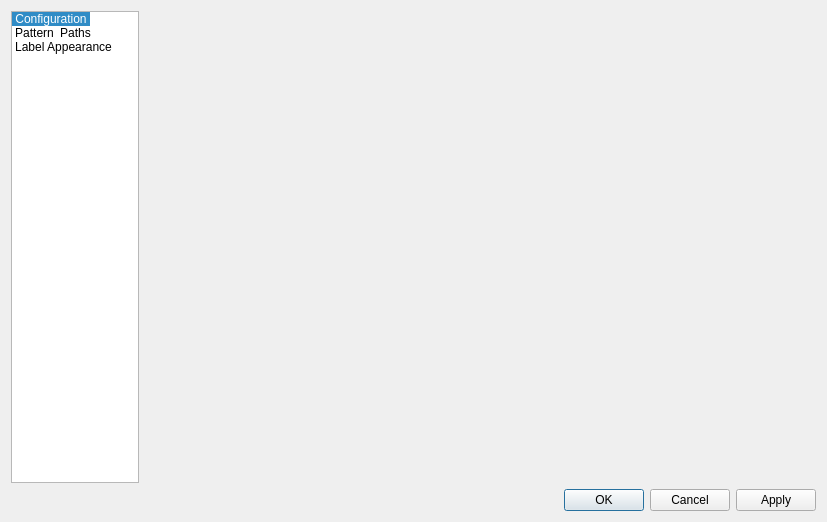
equinox-patterns/Ostara, file src/app/ostara/dialogs/dialogpreferences.ui: the form before one commit.
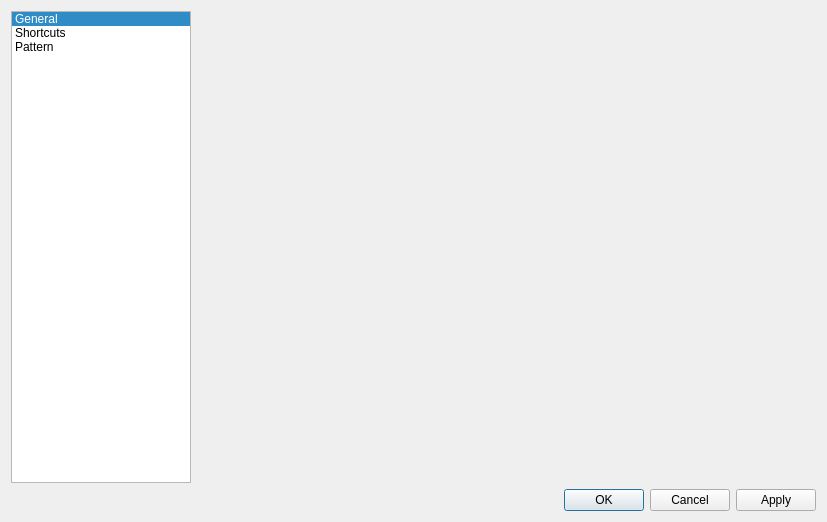
The form after the commit. Icons and pictures are not drawn.

```diff
--- a/src/app/ostara/dialogs/dialogpreferences.ui
+++ b/src/app/ostara/dialogs/dialogpreferences.ui
@@ -24,47 +24,36 @@
       <widget class="QListWidget" name="contentsWidget">
        <property name="minimumSize">
         <size>
-         <width>128</width>
+         <width>180</width>
          <height>0</height>
         </size>
        </property>
        <property name="maximumSize">
         <size>
-         <width>128</width>
+         <width>180</width>
          <height>16777215</height>
         </size>
        </property>
-       <property name="iconSize">
-        <size>
-         <width>96</width>
-         <height>84</height>
-        </size>
-       </property>
        <property name="textElideMode">
-        <enum>Qt::ElideMiddle</enum>
+        <enum>Qt::ElideNone</enum>
        </property>
        <property name="movement">
         <enum>QListView::Static</enum>
        </property>
-       <property name="spacing">
-        <number>12</number>
-       </property>
-       <property name="viewMode">
-        <enum>QListView::IconMode</enum>
-       </property>
        <property name="currentRow">
         <number>0</number>
        </property>
        <item>
         <property name="text">
-         <string>Configuration</string>
+         <string>General</string>
         </property>
-        <property name="textAlignment">
-         <set>AlignCenter</set>
+        <property name="flags">
+         <set>ItemIsSelectable|ItemIsUserCheckable|ItemIsEnabled</set>
         </property>
-        <property name="icon">
-         <iconset resource="../../../libs/vmisc/share/resources/icon.qrc">
-          <normaloff>:/icon/config.png</normaloff>:/icon/config.png</iconset>
+       </item>
+       <item>
+        <property name="text">
+         <string>Shortcuts</string>
         </property>
         <property name="flags">
          <set>ItemIsSelectable|ItemIsUserCheckable|ItemIsEnabled</set>
@@ -73,43 +62,6 @@
        <item>
         <property name="text">
          <string>Pattern</string>
-        </property>
-        <property name="textAlignment">
-         <set>AlignCenter</set>
-        </property>
-        <property name="icon">
-         <iconset resource="../../../libs/vmisc/share/resources/icon.qrc">
-          <normaloff>:/icon/pattern_config.png</normaloff>:/icon/pattern_config.png</iconset>
-        </property>
-        <property name="flags">
-         <set>ItemIsSelectable|ItemIsUserCheckable|ItemIsEnabled</set>
-        </property>
-       </item>
-       <item>
-        <property name="text">
-         <string>Paths</string>
-        </property>
-        <property name="textAlignment">
-         <set>AlignCenter</set>
-        </property>
-        <property name="icon">
-         <iconset resource="../../../libs/vmisc/share/resources/icon.qrc">
-          <normaloff>:/icon/path_config.png</normaloff>:/icon/path_config.png</iconset>
-        </property>
-        <property name="flags">
-         <set>ItemIsSelectable|ItemIsUserCheckable|ItemIsEnabled</set>
-        </property>
-       </item>
-       <item>
-        <property name="text">
-         <string>Label Appearance</string>
-        </property>
-        <property name="textAlignment">
-         <set>AlignCenter</set>
-        </property>
-        <property name="icon">
-         <iconset resource="../../../libs/vmisc/share/resources/icon.qrc">
-          <normaloff>:/icon/pattern_config.png</normaloff>:/icon/pattern_config.png</iconset>
         </property>
         <property name="flags">
          <set>ItemIsSelectable|ItemIsUserCheckable|ItemIsEnabled</set>
```
